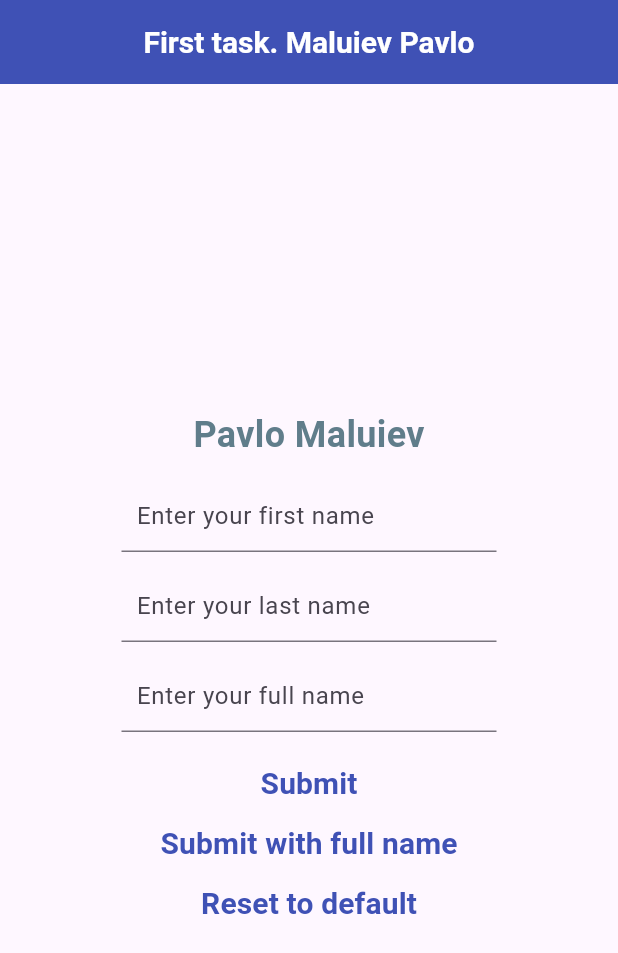
After one commit to inryceu/Empat-Flutter-course, a Flutter app: the screen it shows after launch, after a tap on "Submit", on a phone screen of 412 x 824 dp. The commit adds this screen. Shown: the top 953 px of the screen. Run offline on Flutter 3.47's test engine with Material 3 defaults, Android fonts, the phone set to English and light mode, and no system bars.

Commit message:
added mixin, decompose main app

```diff
--- /dev/null
+++ b/Task1/lib/pages/HomePage.dart
@@ -0,0 +1,159 @@
+import 'package:flutter/material.dart';
+
+import '../ui.dart';
+import '../domain.dart';
+import '../utils.dart';
+
+class HomePage extends StatefulWidget {
+  const HomePage({super.key});
+
+  @override
+  State<HomePage> createState() => _HomePageState();
+}
+
+class _HomePageState extends State<HomePage> with UIComponent {
+  final String defaultFirstName = 'Pavlo';
+  final String defaultLastName = 'Maluiev';
+
+  String? _firstName;
+  String? _lastName;
+  String? _fullName;
+
+  late Student student;
+
+  @override
+  void initState() {
+    super.initState();
+    student = Student(defaultFirstName, defaultLastName);
+  }
+
+  @override
+  Widget build(BuildContext context) {
+    return Scaffold(
+      appBar: AppBar(
+        title: Text(
+          'First task. Maluiev Pavlo',
+          style: TextStyle(
+            fontSize: 20,
+            color: Colors.white,
+            fontWeight: FontWeight.bold,
+          ),
+        ),
+        centerTitle: true,
+        backgroundColor: Colors.indigo,
+      ),
+      body: Center(
+        child: Column(
+          mainAxisAlignment: MainAxisAlignment.center,
+          children: [
+            SizedBox(
+              height: 60,
+              width: 250,
+              child: Center(child: student.buildTextWidget()),
+            ),
+            myTextField(
+              hintText: "Enter your first name",
+              onChanged: (value) {
+                setState(() {
+                  (value != '')
+                      ? _firstName = value
+                      : _firstName = defaultFirstName;
+                });
+              },
+            ),
+            myTextField(
+              hintText: "Enter your last name",
+              onChanged: (value) {
+                setState(() {
+                  (value != '')
+                      ? _lastName = value
+                      : _lastName = defaultLastName;
+                });
+              },
+            ),
+            myTextField(
+              hintText: "Enter your full name",
+              onChanged: (value) {
+                setState(() {
+                  (value != '')
+                      ? _fullName = value
+                      : _fullName = '$defaultFirstName $defaultLastName';
+                });
+              },
+            ),
+            myButton(
+              text: 'Submit',
+              onPressed: () {
+                _firstName ??= defaultFirstName;
+                _lastName ??= defaultLastName;
+
+                var validate = validateFactory(isFullName: false);
+                var responseFirstName = validate(_firstName!);
+                var responseLastName = validate(_lastName!);
+
+                if (!responseFirstName["isValid"]) {
+                  myExeptionDialog(
+                    context: context,
+                    message: "${responseFirstName["message"]} in First Name",
+                  );
+                }
+                if (!responseLastName["isValid"]) {
+                  myExeptionDialog(
+                    context: context,
+                    message: "${responseLastName["message"]} in Last Name",
+                  );
+                }
+
+                setState(() {
+                  student.firstName =
+                      ((_firstName!.isEmpty ||
+                          responseFirstName["isValid"] == false)
+                      ? defaultFirstName
+                      : _firstName)!;
+
+                  student.lastName =
+                      ((_lastName!.isEmpty ||
+                          responseLastName["isValid"] == false)
+                      ? defaultLastName
+                      : _lastName)!;
+                });
+              },
+            ),
+            myButton(
+              text: "Submit with full name",
+              onPressed: () {
+                _fullName ??= '$defaultFirstName $defaultLastName';
+
+                var validate = validateFactory(isFullName: true);
+                var responseFullName = validate(_fullName!);
+
+                if (!responseFullName["isValid"]) {
+                  myExeptionDialog(
+                    context: context,
+                    message: responseFullName["message"],
+                  );
+                }
+
+                setState(() {
+                  student = Student.fromFullName(_fullName!);
+                });
+              },
+            ),
+            myButton(
+              text: 'Reset to default',
+              onPressed: () {
+                setState(() {
+                  _firstName ??= defaultFirstName;
+                  _lastName ??= defaultLastName;
+                  _fullName ??= '$defaultFirstName $defaultLastName';
+                  student.firstName = defaultFirstName;
+                  student.lastName = defaultLastName;
+                });
+              },
+            ),
+          ],
+        ),
+      ),
+    );
+  }
+}
--- a/Task1/lib/ui.dart
+++ b/Task1/lib/ui.dart
@@ -1,5 +1,6 @@
 import 'package:flutter/material.dart';
 
+mixin UIComponent {
   Widget myTextField({
     String hintText = "Enter text",
     Function(String)? onChanged,
@@ -59,3 +60,4 @@ Future myExeptionDialog({
       );
     },
   );
+}
--- a/Task1/lib/utils.dart
+++ b/Task1/lib/utils.dart
@@ -19,15 +19,14 @@ var validateFactory = ({bool isFullName = false}) {
       var responseFirstName = validate(parts[0]);
       var responseLastName = validate(parts[1]);
 
-      return responseFirstName["isValid"] == true &&
-              responseLastName["isValid"] == true
+      return responseFirstName["isValid"] && responseLastName["isValid"]
           ? {"isValid": true, "message": "OK"}
           : {
               "isValid": false,
               "message":
                   "Full name exception:\n"
-                  "${responseFirstName["isValid"] == false ? responseFirstName["message"] + " in First Name\n" : ""}"
-                  "${responseLastName["isValid"] == false ? responseLastName["message"] + " in Last Name\n" : ""}",
+                  "${!responseFirstName["isValid"] ? responseFirstName["message"] + " in First Name\n" : ""}"
+                  "${!responseLastName["isValid"] ? responseLastName["message"] + " in Last Name\n" : ""}",
             };
     };
   } else {
```
Also changed, not shown: Task1/lib/main.dart (+3 -147 lines). Lines whose indentation alone changed are shown as unchanged.
